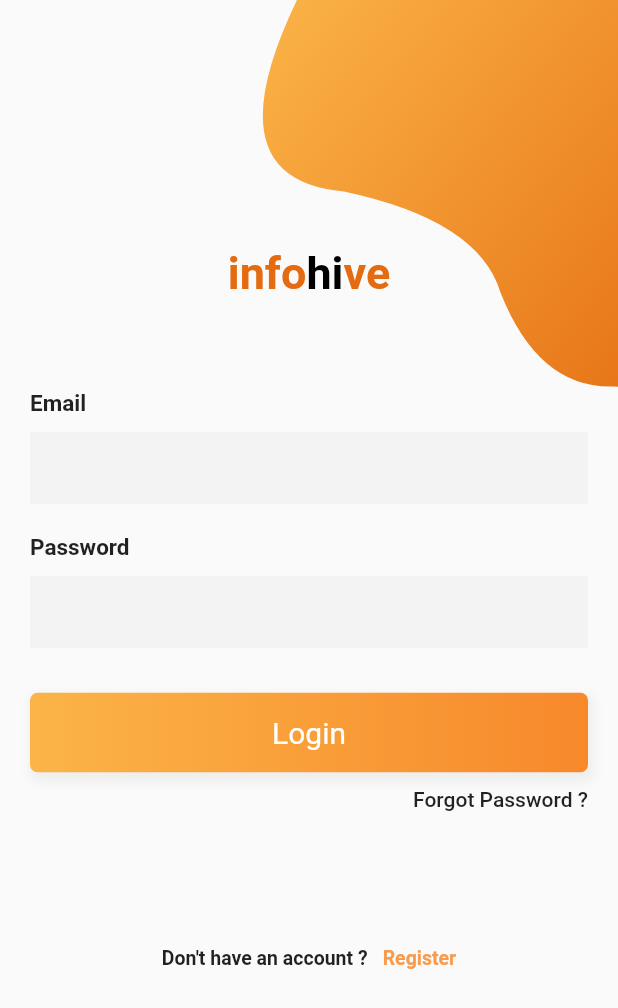
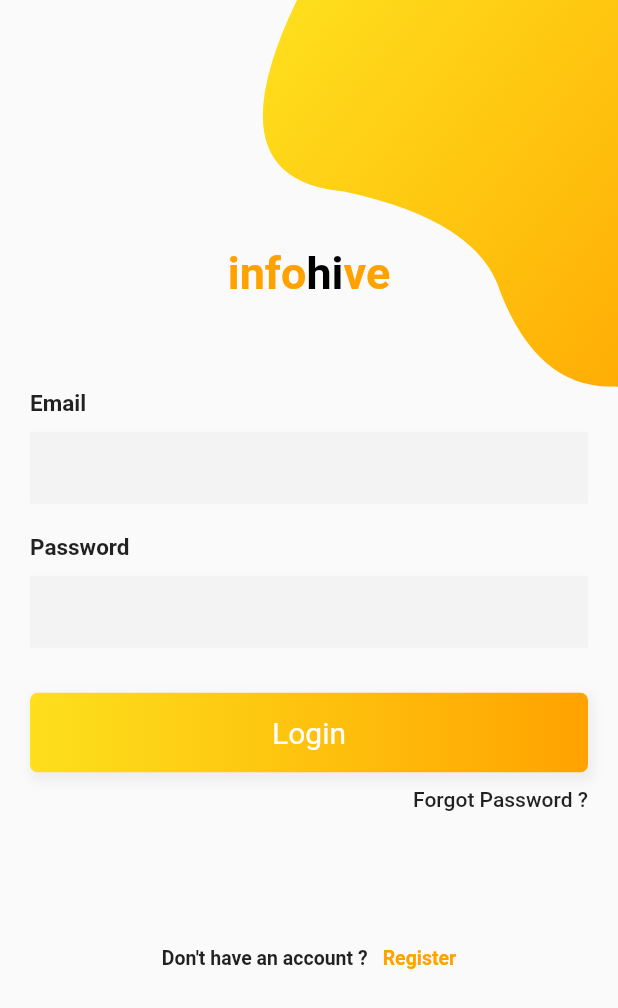
Before and after one commit to EncouragedEntity/infohive, a Flutter app: the screen it shows after launch, on a phone screen of 412 x 824 dp. Shown: the top 1008 px of the screen. Run offline on Flutter 3.47's test engine with Material 2 defaults, Android fonts, the phone set to English and light mode, and no system bars; our stand-ins replace equatable, firebase_auth, firebase_core, flutter_bloc; accounts and stored records are empty.

Commit message:
Colors changed

```diff
--- /dev/null
+++ b/lib/constants/colors.dart
@@ -0,0 +1,4 @@
+import 'package:flutter/material.dart';
+
+const Color primary = Color.fromARGB(225, 255, 221, 0);
+const Color secondary = Color.fromARGB(255, 255, 162, 0);
--- a/lib/widgets/login/bezierContainer.dart
+++ /dev/null
@@ -1,32 +0,0 @@
-import 'dart:math';
-
-import 'package:flutter/material.dart';
-
-import 'customClipper.dart';
-
-class BezierContainer extends StatelessWidget {
-  const BezierContainer({Key ?key}) : super(key: key);
-
-  @override
-  Widget build(BuildContext context) {
-    return Container(
-      child: Transform.rotate(
-        angle: -pi / 3.5,
-        child: ClipPath(
-        clipper: ClipPainter(),
-        child: Container(
-          height: MediaQuery.of(context).size.height *.5,
-          width: MediaQuery.of(context).size.width,
-          decoration: BoxDecoration(
-              gradient: LinearGradient(
-                begin: Alignment.topCenter,
-                end: Alignment.bottomCenter,
-                colors: [Color(0xfffbb448),Color(0xffe46b10)]
-              )
-            ),
-        ),
-      ),
-      )
-    );
-  }
-}
--- /dev/null
+++ b/lib/widgets/login/bezier_container.dart
@@ -0,0 +1,32 @@
+import 'dart:math';
+
+import 'package:flutter/material.dart';
+import 'package:infohive/constants/colors.dart';
+
+import 'custom_clipper.dart';
+
+class BezierContainer extends StatelessWidget {
+  const BezierContainer({Key? key}) : super(key: key);
+
+  @override
+  Widget build(BuildContext context) {
+    return Transform.rotate(
+      angle: -pi / 3.5,
+      child: ClipPath(
+        clipper: ClipPainter(),
+        child: Container(
+          height: MediaQuery.of(context).size.height * .5,
+          width: MediaQuery.of(context).size.width,
+          decoration: const BoxDecoration(
+              gradient: LinearGradient(
+                  begin: Alignment.topCenter,
+                  end: Alignment.bottomCenter,
+                  colors: [
+                primary,
+                secondary,
+              ])),
+        ),
+      ),
+    );
+  }
+}
--- a/lib/widgets/login/create_account_label.dart
+++ b/lib/widgets/login/create_account_label.dart
@@ -1,5 +1,7 @@
 
   import 'package:flutter/material.dart';
+
+import '../../constants/colors.dart';
 
 Widget createAccountLabel({required VoidCallback onTap}) {
     return InkWell(
@@ -21,7 +23,7 @@ Widget createAccountLabel({required VoidCallback onTap}) {
             Text(
               'Register',
               style: TextStyle(
-                  color: Color(0xfff79c4f),
+                  color: secondary,
                   fontSize: 13,
                   fontWeight: FontWeight.w600),
             ),
--- a/lib/widgets/login/login_widgets.dart
+++ b/lib/widgets/login/login_widgets.dart
@@ -1,5 +1,5 @@
-export 'bezierContainer.dart';
-export 'customClipper.dart';
+export 'bezier_container.dart';
+export 'custom_clipper.dart';
 export 'create_account_label.dart';
 export 'email_password.dart';
 export 'entry_field.dart';
--- a/lib/widgets/login/submit_button.dart
+++ b/lib/widgets/login/submit_button.dart
@@ -1,4 +1,6 @@
 import 'package:flutter/material.dart';
+
+import '../../constants/colors.dart';
 
 Widget submitButton(BuildContext context, {required VoidCallback onTap}) {
   return GestureDetector(
@@ -18,10 +20,12 @@ Widget submitButton(BuildContext context, {required VoidCallback onTap}) {
           ),
         ],
         gradient: const LinearGradient(
-          begin: Alignment.centerLeft,
-          end: Alignment.centerRight,
-          colors: [Color(0xfffbb448), Color(0xfff7892b)],
-        ),
+            begin: Alignment.centerLeft,
+            end: Alignment.centerRight,
+            colors: [
+              primary,
+              secondary,
+            ]),
       ),
       child: const Text(
         'Login',
--- a/lib/widgets/login/title.dart
+++ b/lib/widgets/login/title.dart
@@ -1,4 +1,6 @@
 import 'package:flutter/material.dart';
+
+import '../../constants/colors.dart';
 Widget title() {
     return RichText(
       textAlign: TextAlign.center,
@@ -7,7 +9,7 @@ Widget title() {
           style: TextStyle(
               fontSize: 30,
               fontWeight: FontWeight.w700,
-              color: Color(0xffe46b10)),
+              color: secondary),
           children: [
             TextSpan(
               text: 'hi',
@@ -15,7 +17,7 @@ Widget title() {
             ),
             TextSpan(
               text: 've',
-              style: TextStyle(color: Color(0xffe46b10), fontSize: 30),
+              style: TextStyle(color: secondary, fontSize: 30),
             ),
           ]),
     );
```
Also changed, not shown: lib/widgets/login/custom_clipper.dart (renamed from lib/widgets/login/customClipper.dart).
